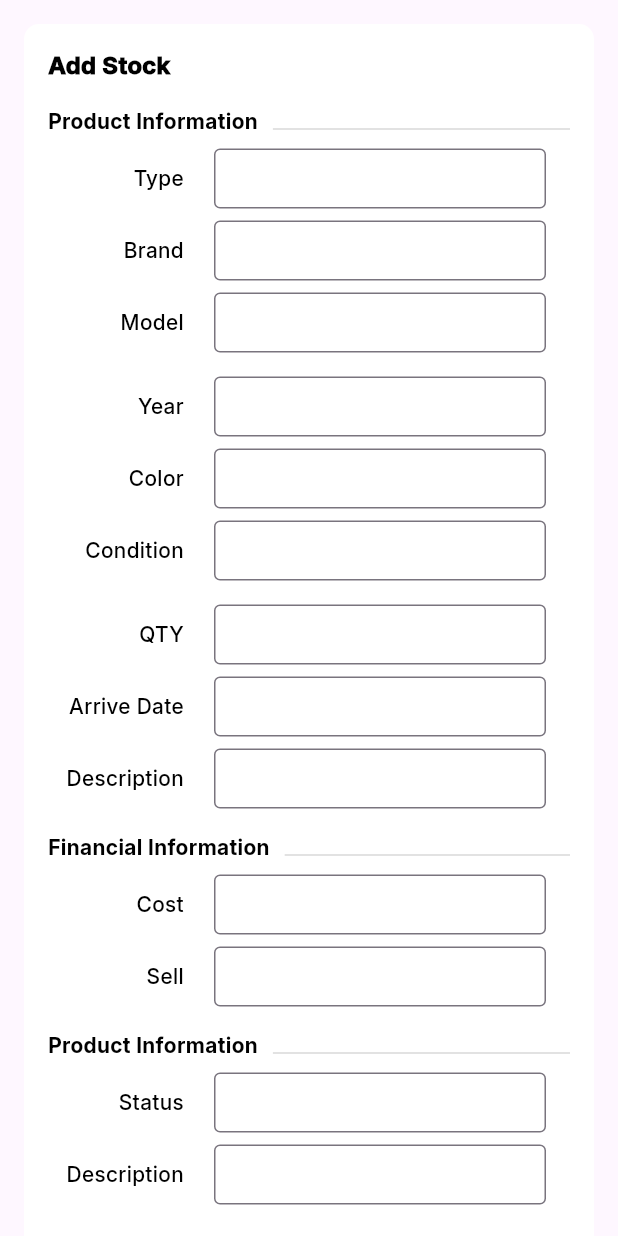
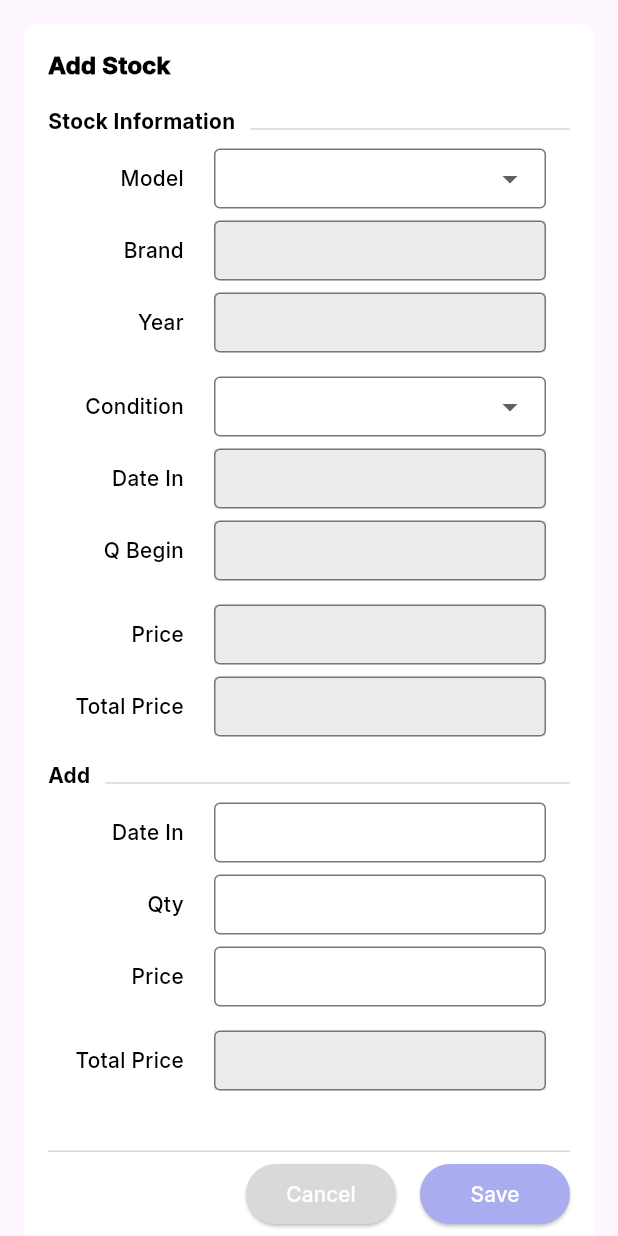
Before and after one commit to MounSovongdy/final_wpf, a Flutter app: the AddStockScreen widget shown alone on an empty page, opened directly, on a phone screen of 412 x 824 dp. Run offline on Flutter 3.47's test engine with Material 3 defaults, Android fonts, the light colour scheme and no system bars; our stand-ins replace cloud_firestore, firebase_core, flutter_svg, get, responsive_sizer; missing offline and left inert: restart_app, universal_html; accounts and stored records are empty.

Commit message:
change add stock and create product

```diff
--- /dev/null
+++ b/lib/controllers/add_stock_controller.dart
@@ -0,0 +1,18 @@
+import 'package:flutter/material.dart';
+import 'package:get/get.dart';
+
+class AddStockController extends GetxController {
+  String? model;
+  String? condition;
+  var brand = TextEditingController().obs;
+  var proYear = TextEditingController().obs;
+  var qBegin = TextEditingController().obs;
+  var priceQBegin = TextEditingController().obs;
+  var totalPriceQBegin = TextEditingController().obs;
+  var dateIn = TextEditingController().obs;
+
+  var date = TextEditingController().obs;
+  var qty = TextEditingController().obs;
+  var price = TextEditingController().obs;
+  var totalPrice = TextEditingController().obs;
+}
--- a/lib/controllers/create_salesman_controller.dart
+++ b/lib/controllers/create_salesman_controller.dart
@@ -7,5 +7,6 @@ class CreateSalesmanController extends GetxController{
   var tel = TextEditingController().obs;
   var position = TextEditingController().obs;
   var salary = TextEditingController().obs;
+  var bonus = TextEditingController().obs;
   var joinDate = TextEditingController().obs;
 }
--- a/lib/controllers/main_controller.dart
+++ b/lib/controllers/main_controller.dart
@@ -33,20 +33,6 @@ class MainController extends GetxController {
   var remain = TextEditingController().obs;
   var remark = TextEditingController().obs;
 
-  var type = TextEditingController().obs;
-  var proBrand = TextEditingController().obs;
-  var proModel = TextEditingController().obs;
-  var proYear = TextEditingController().obs;
-  var proColor = TextEditingController().obs;
-  var proCondi = TextEditingController().obs;
-  var qty = TextEditingController().obs;
-  var arrDate = TextEditingController().obs;
-  var descr = TextEditingController().obs;
-  var finanCost = TextEditingController().obs;
-  var finanSell = TextEditingController().obs;
-  var proSts = TextEditingController().obs;
-  var proDes = TextEditingController().obs;
-
   void controlDrawer() {
     if (!_scaffoldKey.currentState!.isDrawerOpen) {
       _scaffoldKey.currentState!.openDrawer();
--- a/lib/main.dart
+++ b/lib/main.dart
@@ -23,7 +23,7 @@ class MyApp extends StatelessWidget {
       title: 'Motor Shop',
       debugShowCheckedModeBanner: false,
       theme: ThemeData(fontFamily: 'Inter'),
-      home: LoginScreen(),
+      home: MainScreen(),
     );
   }
 }
--- a/lib/screens/add_stock_screen.dart
+++ b/lib/screens/add_stock_screen.dart
@@ -2,8 +2,9 @@ import 'package:flutter/material.dart';
 import 'package:get/get.dart';
 import 'package:motor/constants/constants.dart';
 import 'package:motor/constants/responsive.dart';
-import 'package:motor/controllers/main_controller.dart';
+import 'package:motor/controllers/add_stock_controller.dart';
 import 'package:motor/screens/components/app_button.dart';
+import 'package:motor/screens/components/app_dropdown.dart';
 import 'package:motor/screens/components/app_text_field.dart';
 import 'package:motor/screens/components/row_text_field.dart';
 import 'package:motor/screens/components/title_underline.dart';
@@ -14,7 +15,10 @@ import 'package:responsive_sizer/responsive_sizer.dart';
 class AddStockScreen extends StatelessWidget {
   AddStockScreen({super.key});
 
-  final con = Get.put(MainController());
+  final con = Get.put(AddStockController());
+
+  final model = ['Dream 024', 'Beat 024', 'Lets 020'];
+  final condition = ['New', 'Used'];
 
   @override
   Widget build(BuildContext context) {
@@ -32,37 +36,79 @@ class AddStockScreen extends StatelessWidget {
           children: [
             AppText.header(context, txt: 'Add Stock'),
             spacer(context),
-            TitleUnderline(spacer: spacer(context), txt: 'Product Information'),
+            TitleUnderline(spacer: spacer(context), txt: 'Stock Information'),
             RowTextField(
               spacer: spacer(context),
-              widget1: AppTextField(txt: 'Type', con: con.type.value),
-              widget2: AppTextField(txt: 'Brand', con: con.proBrand.value),
-              widget3: AppTextField(txt: 'Model', con: con.proModel.value),
+              widget1: AppDropdown(
+                txt: 'Model',
+                value: con.model,
+                list: model,
+                onChanged: (v) {
+                  if (v != null) con.model = v;
+                },
+              ),
+              widget2: AppTextField(
+                txt: 'Brand',
+                con: con.brand.value,
+                readOnly: true,
+              ),
+              widget3: AppTextField(
+                txt: 'Year',
+                con: con.proYear.value,
+                readOnly: true,
+              ),
             ),
             RowTextField(
               spacer: spacer(context),
-              widget1: AppTextField(txt: 'Year', con: con.proYear.value),
-              widget2: AppTextField(txt: 'Color', con: con.proColor.value),
-              widget3: AppTextField(txt: 'Condition', con: con.proCondi.value),
+              widget1: AppDropdown(
+                txt: 'Condition',
+                value: con.condition,
+                list: condition,
+                onChanged: (v) {
+                  if (v != null) con.condition = v;
+                },
+              ),
+              widget2: AppTextField(
+                txt: 'Date In',
+                con: con.dateIn.value,
+                readOnly: true,
+              ),
+              widget3: AppTextField(
+                txt: 'Q Begin',
+                con: con.qBegin.value,
+                readOnly: true,
+              ),
             ),
             RowTextField(
               spacer: spacer(context),
-              widget1: AppTextField(txt: 'QTY', con: con.qty.value),
-              widget2: AppTextField(txt: 'Arrive Date', con: con.arrDate.value),
-              widget3: AppTextField(txt: 'Description', con: con.descr.value),
+              widget1: AppTextField(
+                txt: 'Price',
+                con: con.priceQBegin.value,
+                readOnly: true,
+              ),
+              widget2: AppTextField(
+                txt: 'Total Price',
+                con: con.totalPriceQBegin.value,
+                readOnly: true,
+              ),
             ),
             TitleUnderline(
-                spacer: spacer(context), txt: 'Financial Information'),
+              spacer: spacer(context),
+              txt: 'Add',
+            ),
             RowTextField(
               spacer: spacer(context),
-              widget1: AppTextField(txt: 'Cost', con: con.finanCost.value),
-              widget2: AppTextField(txt: 'Sell', con: con.finanSell.value),
+              widget1: AppTextField(txt: 'Date In', con: con.date.value),
+              widget2: AppTextField(txt: 'Qty', con: con.qty.value),
+              widget3: AppTextField(txt: 'Price', con: con.price.value),
             ),
-            TitleUnderline(spacer: spacer(context), txt: 'Product Information'),
             RowTextField(
               spacer: spacer(context),
-              widget1: AppTextField(txt: 'Status', con: con.proSts.value),
-              widget2: AppTextField(txt: 'Description', con: con.proDes.value),
+              widget1: AppTextField(
+                txt: 'Total Price',
+                con: con.totalPrice.value,
+                readOnly: true,
+              ),
             ),
             spacer(context),
             spacer(context),
--- a/lib/screens/components/app_text_field.dart
+++ b/lib/screens/components/app_text_field.dart
@@ -41,7 +41,7 @@ class AppTextField extends StatelessWidget {
           child: Container(
             width: width.px,
             height: height.px,
-            color: readOnly ? secondGreyColor : noneColor,
+            color: readOnly ? secondGreyColor.withOpacity(0.5) : noneColor,
             child: TextField(
               controller: con,
               obscureText: obscureText,
--- a/lib/screens/main_screen.dart
+++ b/lib/screens/main_screen.dart
@@ -32,7 +32,7 @@ class MainScreen extends StatelessWidget {
     var appBar = CustomAppBar.defAppBar(
       context,
       tap: con.controlMenu,
-      txt: user[0].name,
+      txt: "user[0].name",
     );
 
     var drawer = Drawer(child: DrawerMenu());
@@ -81,7 +81,7 @@ class MainScreen extends StatelessWidget {
         case 5:
           return AddStockScreen();
         case 6:
-          return const CreateProductScreen();
+          return CreateProductScreen();
         case 7:
           return const FinancialRecordScreen();
         case 8:
--- a/pubspec.yaml
+++ b/pubspec.yaml
@@ -23,6 +23,7 @@ dependencies:
   firebase_core: any
   firebase_core_web: any
   universal_html: any
+  restart_app: any
 
 dev_dependencies:
   flutter_test:
```
Also changed, not shown: lib/controllers/create_product_controller.dart (added, +8 -0 lines), lib/controllers/create_user_controller.dart (+17 -5 lines), lib/screens/components/drawer_menu.dart (+11 -1 lines), lib/screens/create_product_screen.dart (+45 -3 lines), lib/screens/create_salesman_screen.dart (+7 -2 lines), lib/screens/create_user_screen.dart (+7 -10 lines), lib/screens/login_screen.dart (+6 -3 lines), pubspec.lock, 1 other file.
